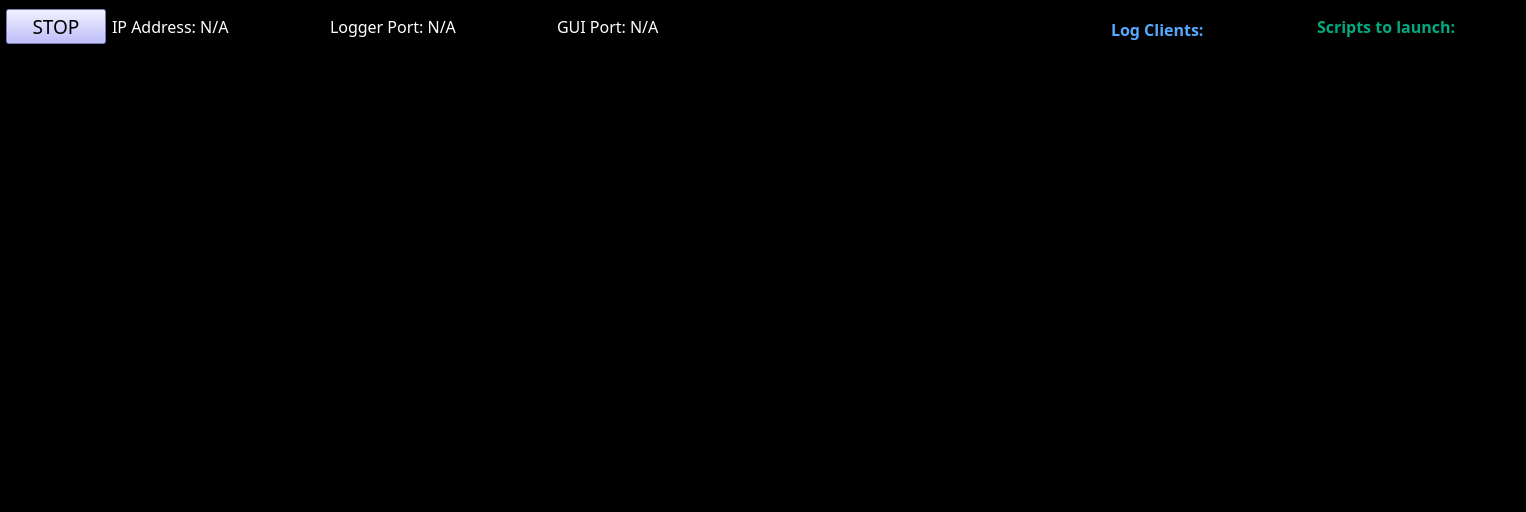
Above: pylabnet/gui/pyqt/gui_templates/logger_remote_backup.ui from lukingroup/pylabnet before the change. Below: the same form after it.
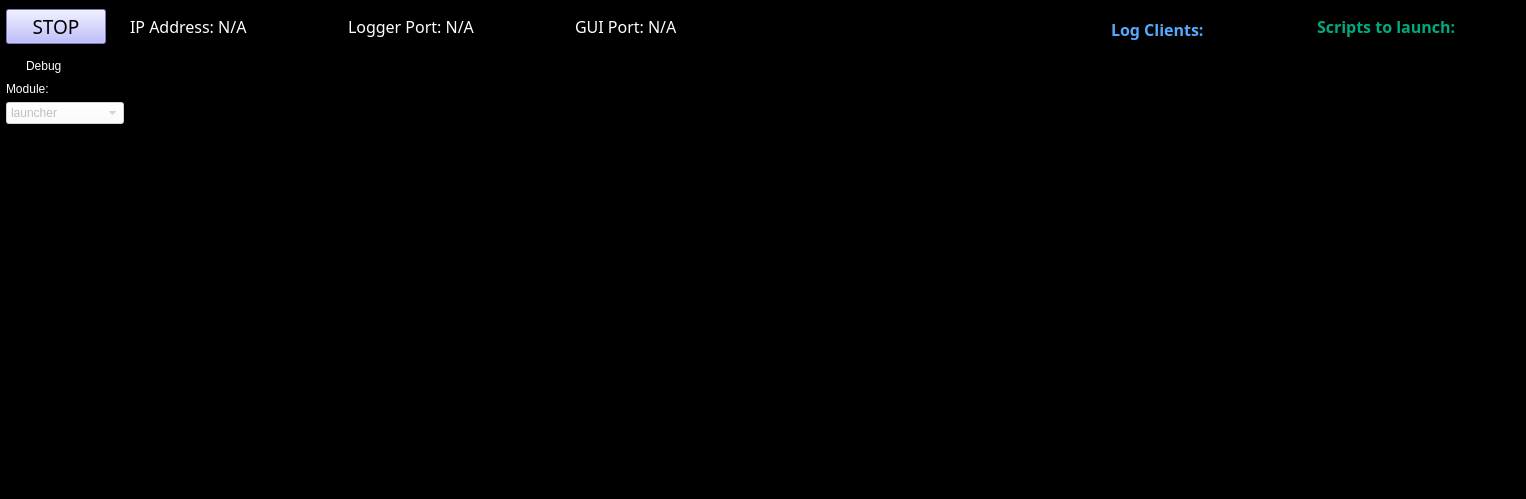
That is the form after the change.

Commit message: Write fiber coupling GUI Fixes #57

Diff of the .ui file:
```diff
--- a/pylabnet/gui/pyqt/gui_templates/logger_remote_backup.ui
+++ b/pylabnet/gui/pyqt/gui_templates/logger_remote_backup.ui
@@ -7,7 +7,7 @@
     <x>0</x>
     <y>0</y>
     <width>1526</width>
-    <height>512</height>
+    <height>499</height>
    </rect>
   </property>
   <property name="windowTitle">
@@ -24,72 +24,13 @@
    <enum>Qt::ToolButtonIconOnly</enum>
   </property>
   <widget class="QWidget" name="centralwidget">
-   <layout class="QGridLayout" name="gridLayout" rowstretch="0,0,0,0" columnstretch="0,0,0,0,0">
+   <layout class="QGridLayout" name="gridLayout" rowstretch="0,0,0,0,0,0,0" columnstretch="0,0,0,0,0">
     <property name="leftMargin">
      <number>6</number>
     </property>
     <property name="bottomMargin">
      <number>6</number>
     </property>
-    <item row="3" column="3">
-     <widget class="QListWidget" name="client_list">
-      <property name="maximumSize">
-       <size>
-        <width>200</width>
-        <height>16777215</height>
-       </size>
-      </property>
-      <property name="font">
-       <font>
-        <family>Calibri Light</family>
-        <pointsize>12</pointsize>
-       </font>
-      </property>
-      <property name="toolTip">
-       <string/>
-      </property>
-      <property name="styleSheet">
-       <string notr="true">color: rgb(85, 170, 255);</string>
-      </property>
-      <property name="frameShape">
-       <enum>QFrame::NoFrame</enum>
-      </property>
-     </widget>
-    </item>
-    <item row="3" column="4">
-     <widget class="QListWidget" name="script_list">
-      <property name="enabled">
-       <bool>true</bool>
-      </property>
-      <property name="maximumSize">
-       <size>
-        <width>200</width>
-        <height>16777215</height>
-       </size>
-      </property>
-      <property name="font">
-       <font>
-        <family>Calibri Light</family>
-        <pointsize>12</pointsize>
-       </font>
-      </property>
-      <property name="toolTip">
-       <string/>
-      </property>
-      <property name="styleSheet">
-       <string notr="true">color: rgb(0, 170, 127);</string>
-      </property>
-      <property name="frameShape">
-       <enum>QFrame::NoFrame</enum>
-      </property>
-      <property name="flow">
-       <enum>QListView::TopToBottom</enum>
-      </property>
-      <property name="viewMode">
-       <enum>QListView::IconMode</enum>
-      </property>
-     </widget>
-    </item>
     <item row="0" column="4">
      <widget class="QLabel" name="label_2">
       <property name="maximumSize">
@@ -235,26 +176,7 @@
       </property>
      </widget>
     </item>
-    <item row="3" column="1" colspan="2">
-     <widget class="QTextBrowser" name="terminal">
-      <property name="enabled">
-       <bool>true</bool>
-      </property>
-      <property name="font">
-       <font>
-        <family>Courier New</family>
-        <pointsize>12</pointsize>
-       </font>
-      </property>
-      <property name="styleSheet">
-       <string notr="true">color: rgb(255, 255, 255);</string>
-      </property>
-      <property name="frameShape">
-       <enum>QFrame::NoFrame</enum>
-      </property>
-     </widget>
-    </item>
-    <item row="3" column="0">
+    <item row="6" column="0">
      <widget class="QTextBrowser" name="buffer_terminal">
       <property name="maximumSize">
        <size>
@@ -276,6 +198,141 @@
       </property>
      </widget>
     </item>
+    <item row="2" column="0">
+     <widget class="QRadioButton" name="debug_radio_button">
+      <property name="styleSheet">
+       <string notr="true">color: rgb(255, 255, 255);</string>
+      </property>
+      <property name="text">
+       <string>Debug</string>
+      </property>
+     </widget>
+    </item>
+    <item row="2" column="1" rowspan="5" colspan="2">
+     <widget class="QTextBrowser" name="terminal">
+      <property name="enabled">
+       <bool>true</bool>
+      </property>
+      <property name="font">
+       <font>
+        <family>Courier New</family>
+        <pointsize>12</pointsize>
+       </font>
+      </property>
+      <property name="styleSheet">
+       <string notr="true">color: rgb(255, 255, 255);</string>
+      </property>
+      <property name="frameShape">
+       <enum>QFrame::NoFrame</enum>
+      </property>
+     </widget>
+    </item>
+    <item row="2" column="4" rowspan="5">
+     <widget class="QListWidget" name="script_list">
+      <property name="enabled">
+       <bool>true</bool>
+      </property>
+      <property name="maximumSize">
+       <size>
+        <width>200</width>
+        <height>16777215</height>
+       </size>
+      </property>
+      <property name="font">
+       <font>
+        <family>Calibri Light</family>
+        <pointsize>12</pointsize>
+       </font>
+      </property>
+      <property name="toolTip">
+       <string/>
+      </property>
+      <property name="styleSheet">
+       <string notr="true">color: rgb(0, 170, 127);</string>
+      </property>
+      <property name="frameShape">
+       <enum>QFrame::NoFrame</enum>
+      </property>
+      <property name="flow">
+       <enum>QListView::TopToBottom</enum>
+      </property>
+      <property name="viewMode">
+       <enum>QListView::IconMode</enum>
+      </property>
+     </widget>
+    </item>
+    <item row="2" column="3" rowspan="5">
+     <widget class="QListWidget" name="client_list">
+      <property name="maximumSize">
+       <size>
+        <width>200</width>
+        <height>16777215</height>
+       </size>
+      </property>
+      <property name="font">
+       <font>
+        <family>Calibri Light</family>
+        <pointsize>12</pointsize>
+       </font>
+      </property>
+      <property name="toolTip">
+       <string/>
+      </property>
+      <property name="styleSheet">
+       <string notr="true">color: rgb(85, 170, 255);</string>
+      </property>
+      <property name="frameShape">
+       <enum>QFrame::NoFrame</enum>
+      </property>
+     </widget>
+    </item>
+    <item row="4" column="0">
+     <widget class="QComboBox" name="debug_comboBox">
+      <property name="enabled">
+       <bool>false</bool>
+      </property>
+      <property name="visible">
+       <bool>false</bool>
+      </property>
+      <property name="styleSheet">
+       <string notr="true">background-color: rgb(255, 255, 255)</string>
+      </property>
+      <property name="currentText">
+       <string>launcher</string>
+      </property>
+      <item>
+       <property name="text">
+        <string>launcher</string>
+       </property>
+      </item>
+      <item>
+       <property name="text">
+        <string>pylabnet_gui</string>
+       </property>
+      </item>
+      <item>
+       <property name="text">
+        <string>pylabnet_server</string>
+       </property>
+      </item>
+     </widget>
+    </item>
+    <item row="3" column="0">
+     <widget class="QLabel" name="debug_label">
+      <property name="enabled">
+       <bool>false</bool>
+      </property>
+      <property name="visible">
+       <bool>false</bool>
+      </property>
+      <property name="styleSheet">
+       <string notr="true">color: rgb(255, 255, 255);</string>
+      </property>
+      <property name="text">
+       <string>Module:</string>
+      </property>
+     </widget>
+    </item>
    </layout>
   </widget>
   <widget class="QMenuBar" name="menubar">
```
Left out of the diff: 2 changed lines with no effect on the pictures. The commit also changes 2 other files.
